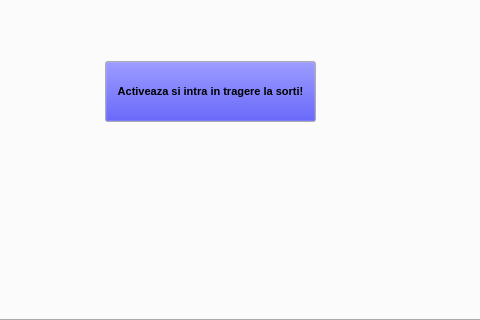
Above: ui/Gui.ui from cadfrunze/ticketing before the change; both pictures show x 167 to 647 and y 280 to 600 of the 800 by 600 pixel window. Below: the same form after it.
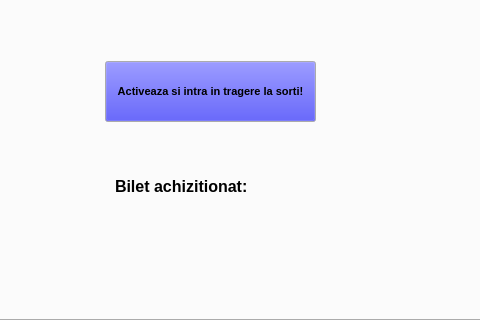
That is the form after the change. The open tabs and pages were chosen to show the change.

```diff
--- a/ui/Gui.ui
+++ b/ui/Gui.ui
@@ -744,6 +744,19 @@
         <string>Activeaza si intra in tragere la sorti!</string>
        </property>
       </widget>
+      <widget class="QLabel" name="tab2LbAchizitionat">
+       <property name="geometry">
+        <rect>
+         <x>260</x>
+         <y>250</y>
+         <width>251</width>
+         <height>31</height>
+        </rect>
+       </property>
+       <property name="text">
+        <string>Bilet achizitionat:</string>
+       </property>
+      </widget>
      </widget>
     </widget>
     <widget class="QWidget" name="tab3">
```
Left out of the diff: 15 changed lines with no effect on the pictures.
